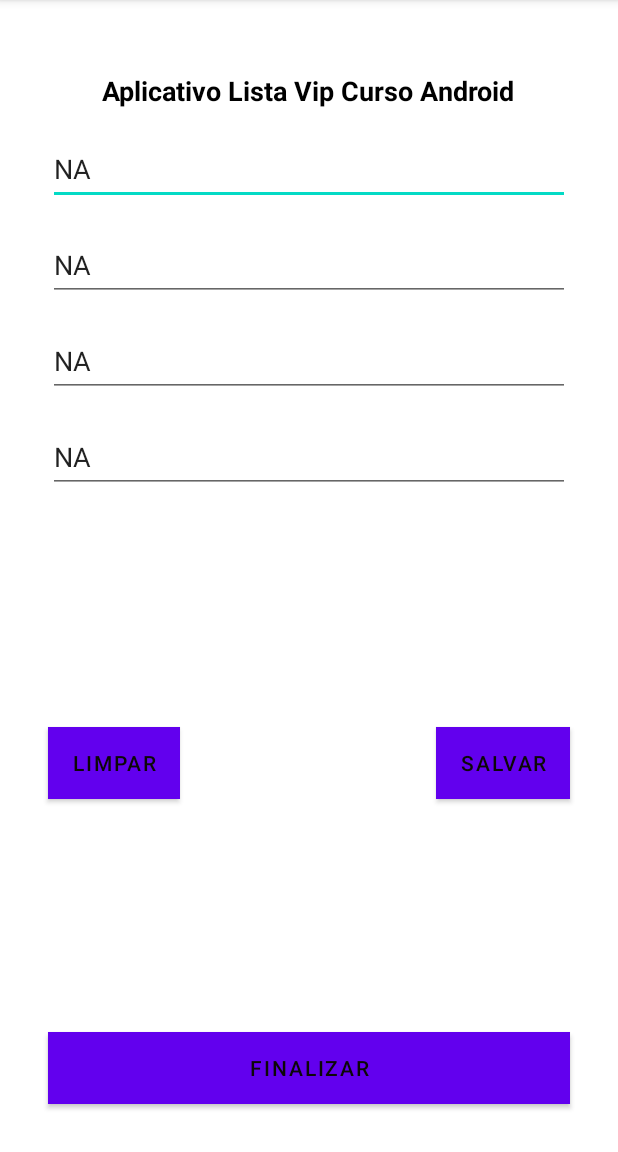
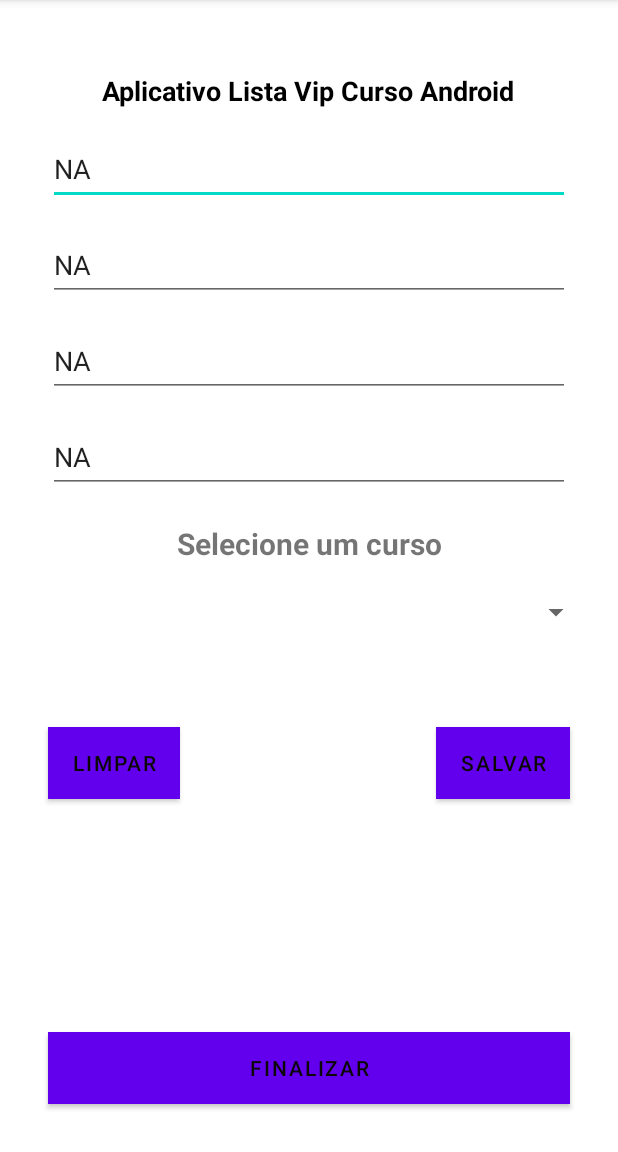
Before and after one commit to mbd2019/Curso-Desenvolvimento-Android-2023, an Android app: the screen it shows after launch (MainActivity), on a phone screen of 412 x 824 dp, the part 84-1236 px from its top. Run offline under Robolectric (Android 15) with nearby library versions, the phone set to English and light mode, and no system bars.

Commit message:
Refatoração do Layout - Spinner

```diff
--- a/AppListaCurso/app/src/main/res/layout/activity_main.xml
+++ b/AppListaCurso/app/src/main/res/layout/activity_main.xml
@@ -131,4 +131,28 @@
         app:layout_constraintHorizontal_bias="0.0"
         app:layout_constraintStart_toStartOf="parent" />
 
+    <Spinner
+        android:id="@+id/spinner"
+        android:layout_width="377dp"
+        android:layout_height="wrap_content"
+        android:layout_marginStart="16dp"
+        android:layout_marginEnd="16dp"
+        app:layout_constraintBottom_toTopOf="@+id/btnFinalizar"
+        app:layout_constraintEnd_toEndOf="parent"
+        app:layout_constraintStart_toStartOf="parent"
+        app:layout_constraintTop_toBottomOf="@+id/editTelefone"
+        app:layout_constraintVertical_bias="0.19999999" />
+
+    <TextView
+        android:id="@+id/txtListaSpinner"
+        android:layout_width="wrap_content"
+        android:layout_height="wrap_content"
+        android:text="Selecione um curso"
+        android:textSize="20sp"
+        android:textStyle="bold"
+        app:layout_constraintBottom_toTopOf="@+id/spinner"
+        app:layout_constraintEnd_toEndOf="parent"
+        app:layout_constraintStart_toStartOf="parent"
+        app:layout_constraintTop_toBottomOf="@+id/editTelefone" />
+
 </androidx.constraintlayout.widget.ConstraintLayout>
```
